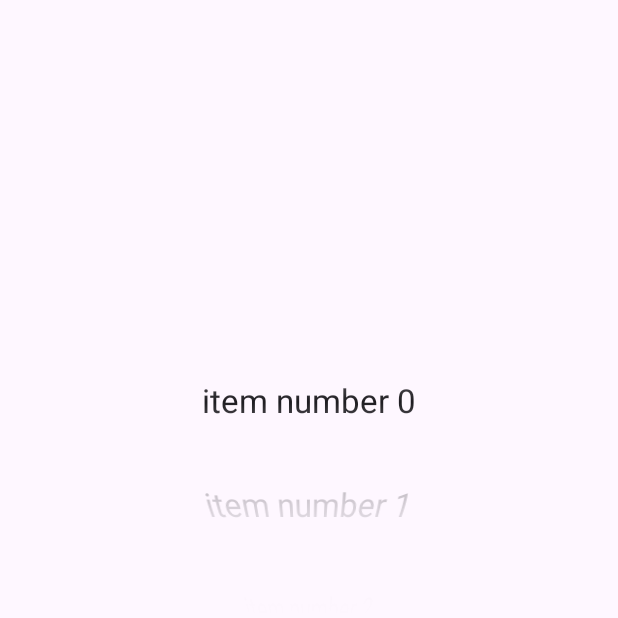
After one commit to AleksiejVolkov/runtimeshadersexamples, an Android app built with Jetpack Compose: the composable Chapter0205 shown on its own in the app's theme, on a phone screen of 412 x 824 dp, the top half of it. The commit adds this screen. Run offline under Robolectric (Android 15) with nearby library versions, the light colour scheme and no system bars.

Commit message:
add chapters 0204 and 0205

```diff
--- /dev/null
+++ b/app/src/main/java/com/offmind/runtimeshadersexamples/ui/screens/chapter02/Chapter0205.kt
@@ -0,0 +1,166 @@
+package com.offmind.runtimeshadersexamples.ui.screens.chapter02
+
+import android.graphics.RenderEffect
+import android.graphics.RuntimeShader
+import androidx.compose.foundation.Image
+import androidx.compose.foundation.isSystemInDarkTheme
+import androidx.compose.foundation.layout.*
+import androidx.compose.foundation.pager.PagerDefaults
+import androidx.compose.foundation.pager.PagerSnapDistance
+import androidx.compose.foundation.pager.VerticalPager
+import androidx.compose.foundation.pager.rememberPagerState
+import androidx.compose.material3.ExperimentalMaterial3Api
+import androidx.compose.material3.MaterialTheme
+import androidx.compose.material3.Text
+import androidx.compose.runtime.*
+import androidx.compose.ui.Alignment
+import androidx.compose.ui.Modifier
+import androidx.compose.ui.graphics.asComposeRenderEffect
+import androidx.compose.ui.graphics.graphicsLayer
+import androidx.compose.ui.layout.ContentScale
+import androidx.compose.ui.layout.onGloballyPositioned
+import androidx.compose.ui.layout.onSizeChanged
+import androidx.compose.ui.platform.LocalDensity
+import androidx.compose.ui.res.painterResource
+import androidx.compose.ui.unit.dp
+import com.offmind.runtimeshadersexamples.R
+
+@Composable
+fun Chapter0205(
+    codeContainer: @Composable ColumnScope.(String) -> Unit = {},
+) {
+    Column(
+        modifier = Modifier
+            .fillMaxSize(),
+        horizontalAlignment = Alignment.CenterHorizontally
+    ) {
+        ShaderView(
+            modifier = Modifier
+                .fillMaxWidth()
+                .padding(horizontal = 20.dp)
+                .weight(1f)
+        ) {
+            val pagerState = rememberPagerState(pageCount = { 30 })
+            var pagerHeightPx by remember { mutableFloatStateOf(0f) }
+            val itemHeight = 70.dp
+
+            val fling = PagerDefaults.flingBehavior(
+                state = pagerState,
+                pagerSnapDistance = PagerSnapDistance.atMost(10)
+            )
+
+            VerticalPager(
+                state = pagerState,
+                modifier = Modifier
+                    .fillMaxSize()
+                    .onGloballyPositioned { coordinates ->
+                        pagerHeightPx = coordinates.size.height.toFloat()
+                    },
+                contentPadding = PaddingValues(vertical = with(LocalDensity.current) {
+                    val raw = pagerHeightPx - itemHeight.toPx()
+                    val padPx = (raw / 2f).coerceAtLeast(0f)
+                    padPx.toDp()
+                }),
+                flingBehavior = fling,
+            ) { page ->
+                SampleItem(
+                    modifier = Modifier.height(itemHeight),
+                    title = "item number $page",
+                )
+            }
+        }
+        Spacer(modifier = Modifier.height(20.dp))
+        Column(
+            modifier = Modifier
+                .fillMaxWidth()
+                .weight(0.5f)
+        ) {
+            codeContainer(
+                runtimeShader
+            )
+        }
+    }
+}
+
+
+@OptIn(ExperimentalMaterial3Api::class)
+@Composable
+private fun SampleItem(
+    modifier: Modifier,
+    title: String) {
+    Column(
+        modifier = modifier.fillMaxWidth(),
+        horizontalAlignment = Alignment.CenterHorizontally,
+        verticalArrangement = Arrangement.Center,
+    ) {
+        Text(
+            text = title,
+            style = MaterialTheme.typography.titleLarge
+        )
+    }
+}
+
+@Composable
+private fun ShaderView(
+    modifier: Modifier = Modifier,
+    content: @Composable () -> Unit,
+) {
+    val shader by remember {
+        mutableStateOf(RuntimeShader(runtimeShader))
+    }
+
+    Box(
+        modifier = modifier
+            .onSizeChanged { size ->
+                shader.setFloatUniform(
+                    "resolution",
+                    size.width.toFloat(),
+                    size.height.toFloat()
+                )
+            }
+            .graphicsLayer {
+                this.renderEffect = RenderEffect
+                    .createRuntimeShaderEffect(shader, "image")
+                    .asComposeRenderEffect()
+            },
+        contentAlignment = Alignment.Center
+    ) {
+        content()
+    }
+}
+
+private val runtimeShader = """
+    uniform shader image;
+    uniform vec2 resolution;
+
+     vec4 GetImageTexture(vec2 p, vec2 pivot, vec2 r) {
+        p.x /= r.x / r.y;
+        p += pivot;
+        p *= r;
+        return image.eval(p);
+    }
+
+    vec2 NormalizeCoordinates(vec2 o, vec2 r) {
+        float2 uv = o / r - 0.5;
+        uv.x *= r.x / r.y;
+
+        return uv;
+    }
+
+    float ExponentialStep(float edge0, float edge1, float x, float exponent) {
+        x = clamp((x - edge0) / (edge1 - edge0), 0.0, 1.0);
+        return pow(x, exponent);
+    }
+
+    vec4 main(float2 fragCoord) {
+        float2 uv = NormalizeCoordinates(fragCoord, resolution);
+
+        float scaleX = smoothstep(0.35, 0.1, length(uv.y));
+        float xDistort = (1.0-scaleX)+1.0;
+        vec4 content = GetImageTexture(uv*(vec2(xDistort,1.0)), vec2(0.5, 0.5), resolution);
+
+        float alpha = ExponentialStep(0.3, 0.0, length(uv.y), 3.0);
+
+        return half4(content.rgb*alpha*content.a,alpha*content.a);
+    }
+""".trimIndent()
--- a/app/src/main/java/com/offmind/runtimeshadersexamples/ui/theme/LandingPage.kt
+++ b/app/src/main/java/com/offmind/runtimeshadersexamples/ui/theme/LandingPage.kt
@@ -218,9 +218,8 @@ private val runtimeShader = """
 
        vec4 content = image.eval(fragCoord).rgba;
 
-       float alpha = smoothstep(0.5, 0.48, length(uv.y));
+       float alpha = smoothstep(0.5, 0.48, length(uv.y)) * step(length(uv.x), 0.5);
 
        return half4(content.rgb*alpha*content.a,alpha*content.a);
-    //  return half4(test,1.0);
     }
 """.trimIndent()
```
Also changed, not shown: app/src/main/java/com/offmind/runtimeshadersexamples/navigation/AppNavigation.kt (+0 -18 lines), app/src/main/java/com/offmind/runtimeshadersexamples/ui/Chapters.kt (+8 -1 lines), app/src/main/java/com/offmind/runtimeshadersexamples/ui/screens/chapter02/Chapter0204.kt (+13 -29 lines), app/src/main/res/drawable/high_contrast_mountians.webp (added), 1 other file.
